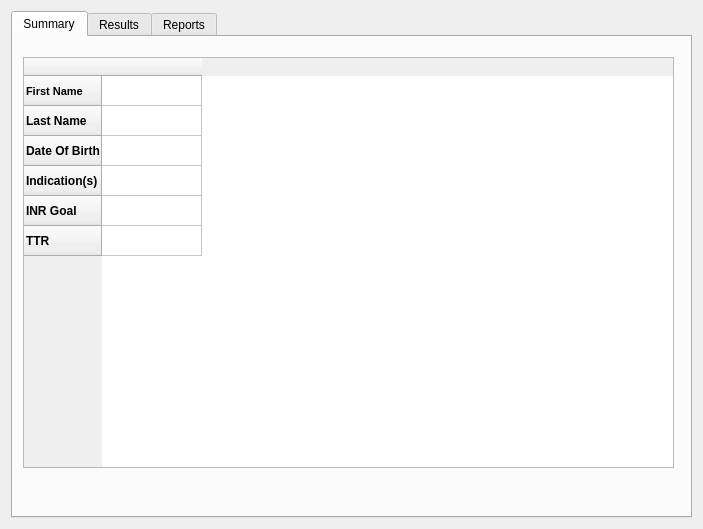
Above: uic/patientprofile.ui from xyang-github/INR_Tracker before the change. Below: the same form after it.
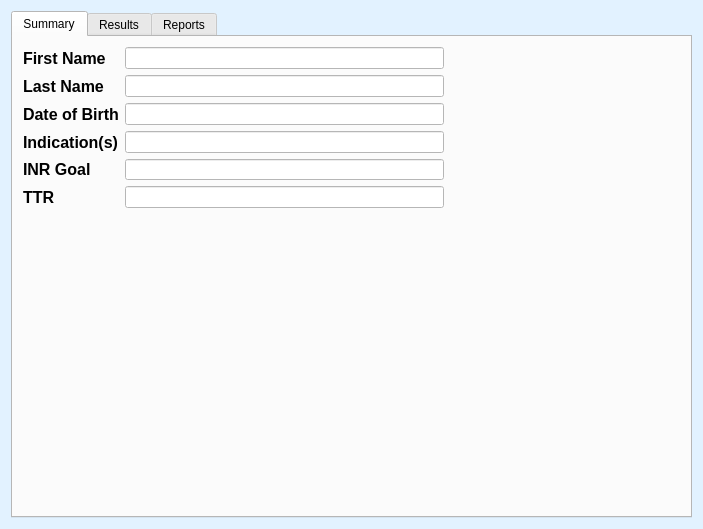
That is the form after the change.

Commit message: Changed the summary tab from using a table widget to a form layout with labels and line edits.

```diff
--- a/uic/patientprofile.ui
+++ b/uic/patientprofile.ui
@@ -10,12 +10,140 @@
     <height>529</height>
    </rect>
   </property>
+  <property name="palette">
+   <palette>
+    <active>
+     <colorrole role="Base">
+      <brush brushstyle="SolidPattern">
+       <color alpha="255">
+        <red>255</red>
+        <green>255</green>
+        <blue>255</blue>
+       </color>
+      </brush>
+     </colorrole>
+     <colorrole role="Window">
+      <brush brushstyle="SolidPattern">
+       <color alpha="255">
+        <red>226</red>
+        <green>242</green>
+        <blue>255</blue>
+       </color>
+      </brush>
+     </colorrole>
+    </active>
+    <inactive>
+     <colorrole role="Base">
+      <brush brushstyle="SolidPattern">
+       <color alpha="255">
+        <red>255</red>
+        <green>255</green>
+        <blue>255</blue>
+       </color>
+      </brush>
+     </colorrole>
+     <colorrole role="Window">
+      <brush brushstyle="SolidPattern">
+       <color alpha="255">
+        <red>226</red>
+        <green>242</green>
+        <blue>255</blue>
+       </color>
+      </brush>
+     </colorrole>
+    </inactive>
+    <disabled>
+     <colorrole role="Base">
+      <brush brushstyle="SolidPattern">
+       <color alpha="255">
+        <red>226</red>
+        <green>242</green>
+        <blue>255</blue>
+       </color>
+      </brush>
+     </colorrole>
+     <colorrole role="Window">
+      <brush brushstyle="SolidPattern">
+       <color alpha="255">
+        <red>226</red>
+        <green>242</green>
+        <blue>255</blue>
+       </color>
+      </brush>
+     </colorrole>
+    </disabled>
+   </palette>
+  </property>
   <property name="windowTitle">
    <string>Patient Profile</string>
   </property>
   <layout class="QVBoxLayout" name="verticalLayout">
    <item>
     <widget class="QTabWidget" name="tabProfile">
+     <property name="palette">
+      <palette>
+       <active>
+        <colorrole role="Base">
+         <brush brushstyle="SolidPattern">
+          <color alpha="255">
+           <red>255</red>
+           <green>255</green>
+           <blue>255</blue>
+          </color>
+         </brush>
+        </colorrole>
+        <colorrole role="Window">
+         <brush brushstyle="SolidPattern">
+          <color alpha="255">
+           <red>255</red>
+           <green>255</green>
+           <blue>255</blue>
+          </color>
+         </brush>
+        </colorrole>
+       </active>
+       <inactive>
+        <colorrole role="Base">
+         <brush brushstyle="SolidPattern">
+          <color alpha="255">
+           <red>255</red>
+           <green>255</green>
+           <blue>255</blue>
+          </color>
+         </brush>
+        </colorrole>
+        <colorrole role="Window">
+         <brush brushstyle="SolidPattern">
+          <color alpha="255">
+           <red>255</red>
+           <green>255</green>
+           <blue>255</blue>
+          </color>
+         </brush>
+        </colorrole>
+       </inactive>
+       <disabled>
+        <colorrole role="Base">
+         <brush brushstyle="SolidPattern">
+          <color alpha="255">
+           <red>255</red>
+           <green>255</green>
+           <blue>255</blue>
+          </color>
+         </brush>
+        </colorrole>
+        <colorrole role="Window">
+         <brush brushstyle="SolidPattern">
+          <color alpha="255">
+           <red>255</red>
+           <green>255</green>
+           <blue>255</blue>
+          </color>
+         </brush>
+        </colorrole>
+       </disabled>
+      </palette>
+     </property>
      <property name="tabShape">
       <enum>QTabWidget::Rounded</enum>
      </property>
@@ -26,92 +154,143 @@
       <attribute name="title">
        <string>Summary</string>
       </attribute>
-      <widget class="QTableWidget" name="tableWidget">
+      <widget class="QWidget" name="formLayoutWidget">
        <property name="geometry">
         <rect>
          <x>10</x>
-         <y>20</y>
-         <width>651</width>
-         <height>411</height>
+         <y>10</y>
+         <width>421</width>
+         <height>161</height>
         </rect>
        </property>
-       <row>
+       <layout class="QFormLayout" name="lytSummary">
+        <item row="0" column="0">
+         <widget class="QLabel" name="lblFirstName">
+          <property name="font">
+           <font>
+            <pointsize>12</pointsize>
+            <weight>75</weight>
+            <bold>true</bold>
+           </font>
+          </property>
         <property name="text">
          <string>First Name</string>
         </property>
+         </widget>
+        </item>
+        <item row="0" column="1">
+         <widget class="QLineEdit" name="ledFirstName">
+          <property name="readOnly">
+           <bool>true</bool>
+          </property>
+         </widget>
+        </item>
+        <item row="1" column="0">
+         <widget class="QLabel" name="lblLastName">
         <property name="font">
          <font>
-          <pointsize>8</pointsize>
+            <pointsize>12</pointsize>
           <weight>75</weight>
           <bold>true</bold>
          </font>
         </property>
-       </row>
-       <row>
         <property name="text">
          <string>Last Name</string>
         </property>
+         </widget>
+        </item>
+        <item row="1" column="1">
+         <widget class="QLineEdit" name="ledLastName">
+          <property name="readOnly">
+           <bool>true</bool>
+          </property>
+         </widget>
+        </item>
+        <item row="2" column="0">
+         <widget class="QLabel" name="lblDOB">
         <property name="font">
          <font>
+            <pointsize>12</pointsize>
           <weight>75</weight>
           <bold>true</bold>
          </font>
         </property>
-       </row>
-       <row>
         <property name="text">
-         <string>Date Of Birth</string>
-        </property>
+           <string>Date of Birth</string>
+          </property>
+         </widget>
+        </item>
+        <item row="2" column="1">
+         <widget class="QLineEdit" name="ledDOB">
+          <property name="readOnly">
+           <bool>true</bool>
+          </property>
+         </widget>
+        </item>
+        <item row="3" column="0">
+         <widget class="QLabel" name="lblIndications">
         <property name="font">
          <font>
+            <pointsize>12</pointsize>
           <weight>75</weight>
           <bold>true</bold>
          </font>
         </property>
-       </row>
-       <row>
         <property name="text">
          <string>Indication(s)</string>
         </property>
+         </widget>
+        </item>
+        <item row="3" column="1">
+         <widget class="QLineEdit" name="ledIndications">
+          <property name="readOnly">
+           <bool>true</bool>
+          </property>
+         </widget>
+        </item>
+        <item row="4" column="0">
+         <widget class="QLabel" name="lblGoal">
         <property name="font">
          <font>
+            <pointsize>12</pointsize>
           <weight>75</weight>
           <bold>true</bold>
          </font>
         </property>
-       </row>
-       <row>
         <property name="text">
          <string>INR Goal</string>
         </property>
+         </widget>
+        </item>
+        <item row="4" column="1">
+         <widget class="QLineEdit" name="ledGoal">
+          <property name="readOnly">
+           <bool>true</bool>
+          </property>
+         </widget>
+        </item>
+        <item row="5" column="0">
+         <widget class="QLabel" name="lblTTR">
         <property name="font">
          <font>
+            <pointsize>12</pointsize>
           <weight>75</weight>
           <bold>true</bold>
          </font>
         </property>
-       </row>
-       <row>
         <property name="text">
          <string>TTR</string>
         </property>
-        <property name="font">
-         <font>
-          <weight>75</weight>
-          <bold>true</bold>
-         </font>
-        </property>
-       </row>
-       <column>
-        <property name="text">
-         <string/>
-        </property>
-       </column>
-       <item row="3" column="0">
-        <property name="text">
-         <string/>
-        </property>
-       </item>
+         </widget>
+        </item>
+        <item row="5" column="1">
+         <widget class="QLineEdit" name="ledTTR">
+          <property name="readOnly">
+           <bool>true</bool>
+          </property>
+         </widget>
+        </item>
+       </layout>
       </widget>
      </widget>
      <widget class="QWidget" name="Results">
```
Lines whose indentation alone changed are shown as unchanged.
